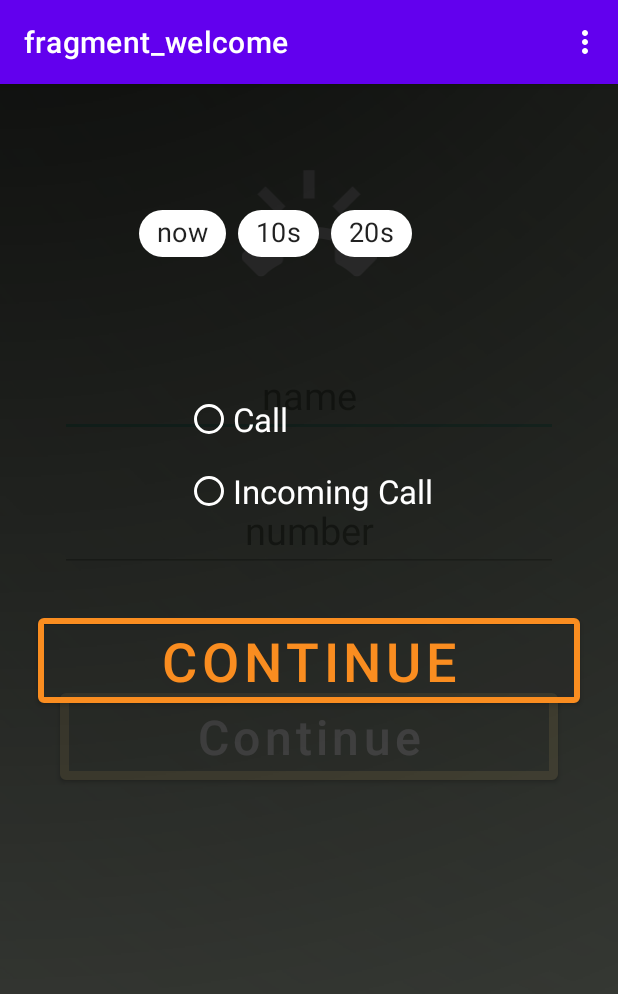
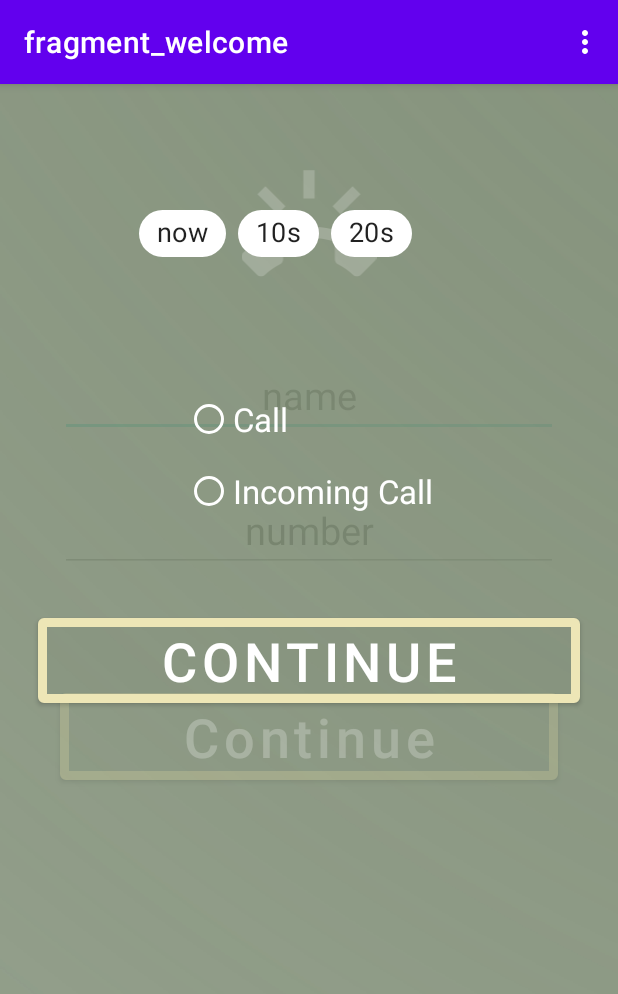
Before and after one commit to martinUhrina/Fake_call, an Android app: the fragment TimerFragment placed in its activity, on a phone screen of 412 x 824 dp. Shown: the top 994 px of the screen. Run offline under Robolectric (Android 15) with nearby library versions, the light colour scheme and no system bars; our stand-ins replace data binding, navigation-ui; Roboto replaces fonts that are not available here; 2 statements that could not run were skipped.

```diff
--- a/app/src/main/res/layout/fragment_timer.xml
+++ b/app/src/main/res/layout/fragment_timer.xml
@@ -20,21 +20,21 @@
             android:layout_height="wrap_content"
             android:layout_margin="25dp"
             android:text="Continue"
-            android:textColor="@color/oranzovaNaVsetko"
+            android:textColor="@color/white"
             android:textSize="36sp"
             app:layout_constraintBottom_toBottomOf="parent"
             app:layout_constraintEnd_toEndOf="parent"
             app:layout_constraintStart_toStartOf="parent"
             app:layout_constraintTop_toTopOf="@+id/imageView"
-            app:strokeColor="@color/oranzovaNaVsetko"
-            app:strokeWidth="4dp"></Button>
+            app:strokeColor="@color/strokeColor"
+            app:strokeWidth="6dp"></Button>
 
         <ImageView
             android:id="@+id/imageView"
             android:layout_width="match_parent"
             android:layout_height="match_parent"
             android:scaleType="center"
-            android:src="@drawable/ic_pozadiefakecall" />
+            android:src="@drawable/ic_pozadiefakecall2_1" />
 
         <com.google.android.material.chip.ChipGroup
             android:id="@+id/idChipGroup"
--- a/app/src/main/res/layout/fragment_welcome.xml
+++ b/app/src/main/res/layout/fragment_welcome.xml
@@ -30,7 +30,7 @@
             android:id="@+id/btnNext"
             style="@style/btnStyle"
             android:layout_height="70dp"
-            android:textSize="32sp"
+            android:textSize="36sp"
             android:layout_marginTop="400dp"
             android:inputType="text"
             android:text="Continue"
```
Also changed, not shown: app/src/main/java/com/example/fake_call/CallData.kt (added, +18 -0 lines), app/src/main/java/com/example/fake_call/dao/DAO.kt (added, +18 -0 lines), app/src/main/java/com/example/fake_call/database/CallDatabase.kt (added, +32 -0 lines).
